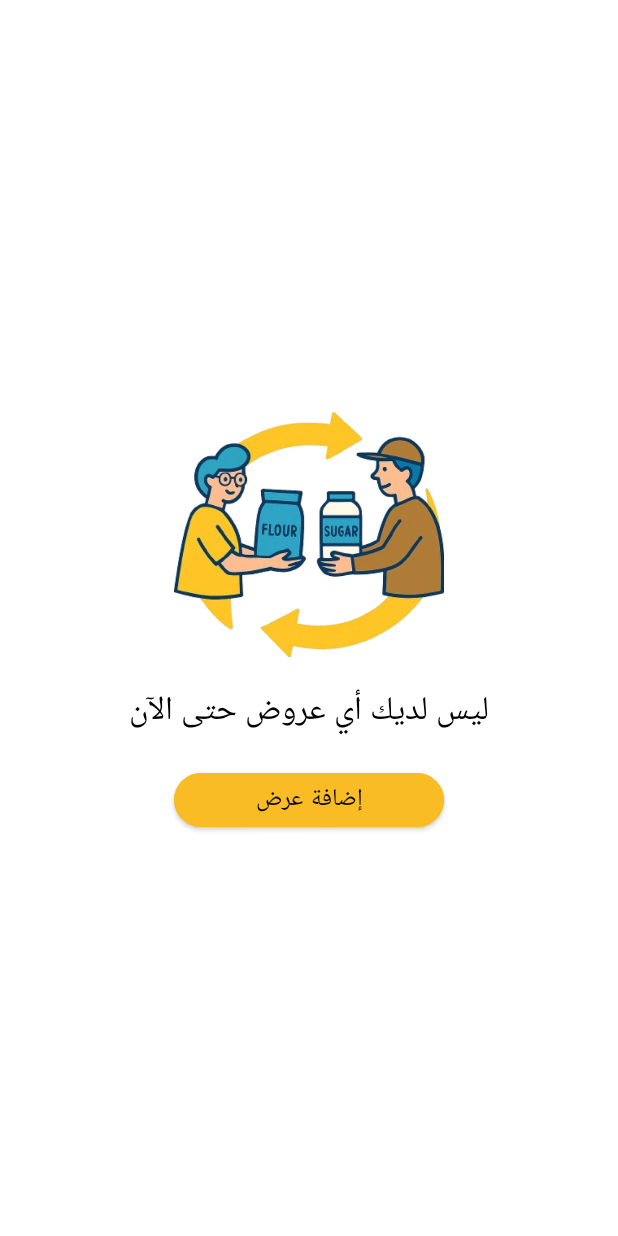
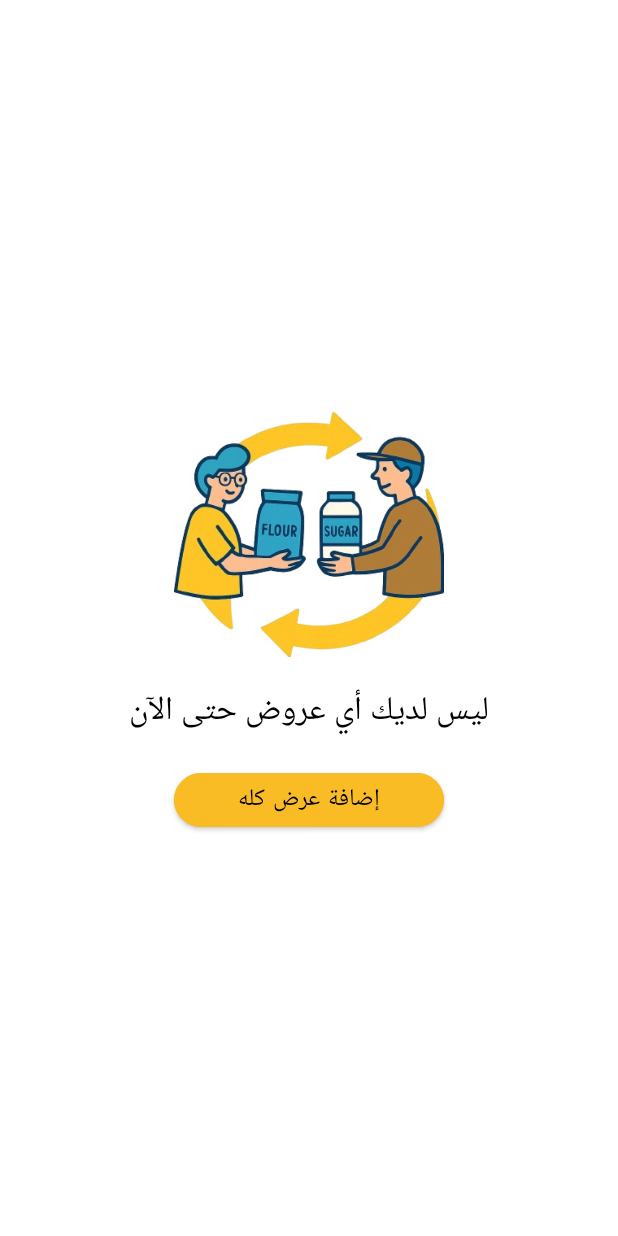
Before and after one commit to alaa3hadi/SwapIt1, an Android app built with Jetpack Compose: the fragment MyOffersFragment shown on its own in the app's theme, on a phone screen of 412 x 824 dp. Run offline under Robolectric (Android 15) with nearby library versions, the phone set to English and light mode, and no system bars; our stand-ins replace Firebase (no records; nobody signed in at launch, a user with empty details on screens opened directly), Shimmer.

Commit message:
My new edits

```diff
--- a/app/src/main/AndroidManifest.xml
+++ b/app/src/main/AndroidManifest.xml
@@ -82,7 +82,9 @@
             />
         <activity android:name=".Onboarding.SplashActivity"
             android:exported="true"
-            android:label="SwapIt">
+            android:theme="@style/Theme.SwapIt1.Splash">
+
+
             <intent-filter>
                 <action android:name="android.intent.action.MAIN" />
 
--- a/app/src/main/java/com/example/swapit1/ui/OffersRequests/MyOffersFragment.kt
+++ b/app/src/main/java/com/example/swapit1/ui/OffersRequests/MyOffersFragment.kt
@@ -1,17 +1,18 @@
 package com.example.swapit1.ui.OffersRequests
 
 import android.os.Bundle
-import androidx.fragment.app.Fragment
 import android.view.LayoutInflater
 import android.view.View
 import android.view.ViewGroup
 import android.widget.Button
 import android.widget.ListView
 import android.widget.Toast
+import androidx.fragment.app.Fragment
 import androidx.navigation.fragment.findNavController
 import com.example.swapit1.R
 import com.example.swapit1.adapter.OfferAdapter
 import com.example.swapit1.model.Offers
+import com.facebook.shimmer.ShimmerFrameLayout
 import com.google.firebase.auth.FirebaseAuth
 import com.google.firebase.firestore.FirebaseFirestore
 
@@ -19,6 +20,11 @@ class MyOffersFragment : Fragment() {
 
     private val firestore = FirebaseFirestore.getInstance()
     private val auth = FirebaseAuth.getInstance()
+
+    private lateinit var shimmerLayout: ShimmerFrameLayout
+    private lateinit var listView: ListView
+    private lateinit var emptyLayout: View
+    private lateinit var addButton: Button
 
     override fun onCreateView(
         inflater: LayoutInflater, container: ViewGroup?,
@@ -30,34 +36,44 @@ class MyOffersFragment : Fragment() {
     override fun onViewCreated(view: View, savedInstanceState: Bundle?) {
         super.onViewCreated(view, savedInstanceState)
 
-        val listView = view.findViewById<ListView>(R.id.cardListView)
-        val emptyLayout = view.findViewById<View>(R.id.emptyLayout)
-        val addButton = view.findViewById<Button>(R.id.addOfferButton)
+        shimmerLayout = view.findViewById(R.id.shimmerLayout)
+        listView = view.findViewById(R.id.cardListView)
+        emptyLayout = view.findViewById(R.id.emptyLayout)
+        addButton = view.findViewById(R.id.addOfferButton)
 
-        val currentUserId = auth.currentUser?.uid ?: "user123"
+        val currentUserId = auth.currentUser ?.uid ?: "user123"
+
+        // ابدأ الشيمر واظهره، اخفي القائمة والفراغ
+        shimmerLayout.visibility = View.VISIBLE
+        shimmerLayout.startShimmer()
+        listView.visibility = View.GONE
+        emptyLayout.visibility = View.GONE
 
         firestore.collection("offers")
             .whereEqualTo("ownerId", currentUserId)
             .addSnapshotListener { snapshots, e ->
+                // أوقف الشيمر مهما كانت النتيجة
+                shimmerLayout.stopShimmer()
+                shimmerLayout.visibility = View.GONE
+
                 if (e != null) {
                     Toast.makeText(requireContext(), "خطأ عند جلب العروض: ${e.message}", Toast.LENGTH_SHORT).show()
+                    // عرض الفراغ مع زر الإضافة
+                    listView.visibility = View.GONE
+                    emptyLayout.visibility = View.VISIBLE
                     return@addSnapshotListener
                 }
 
                 if (snapshots != null && !snapshots.isEmpty) {
-
                     val offers = snapshots.documents.mapNotNull { doc ->
                         val offer = doc.toObject(Offers::class.java)
-                        offer?.offerId  = doc.id // حفظ الـ documentId
+                        offer?.offerId = doc.id // حفظ الـ documentId
                         offer
                     }
-
-                    Toast.makeText(requireContext(), "عدد العروض: ${offers.size}", Toast.LENGTH_SHORT).show()
 
                     listView.visibility = View.VISIBLE
                     emptyLayout.visibility = View.GONE
 
-                    // نرسل مباشرة قائمة Offers للـ Adapter
                     val adapter = OfferAdapter(requireContext(), offers)
                     listView.adapter = adapter
 
@@ -72,25 +88,3 @@ class MyOffersFragment : Fragment() {
         }
     }
 }
-
-
-
-
-//        val emptyLayout = view.findViewById<View>(R.id.emptyLayout)
-//        val addButton = view.findViewById<Button>(R.id.addOfferButton)
-//        val items = listOf<offerItem>() // ← أو أي مصدر بيانات عندك
-//
-//        if (items.isEmpty()) {
-//            listView.visibility = View.GONE
-//            emptyLayout.visibility = View.VISIBLE
-//        } else {
-//            listView.visibility = View.VISIBLE
-//            emptyLayout.visibility = View.GONE
-//            val adapter = OfferAdapter(requireContext(), items)
-//            listView.adapter = adapter
-//        }
-//
-//        addButton.setOnClickListener {
-//            // الانتقال إلى شاشة إضافة عرض
-//            // startActivity(Intent(context, AddOfferActivity::class.java))
-//        }
--- a/app/src/main/res/layout/fragment_my_offers.xml
+++ b/app/src/main/res/layout/fragment_my_offers.xml
@@ -1,9 +1,42 @@
-<?xml version="1.0" encoding="utf-8"?>
 <RelativeLayout xmlns:android="http://schemas.android.com/apk/res/android"
+    xmlns:app="http://schemas.android.com/apk/res-auto"
     android:layout_width="match_parent"
     android:layout_height="match_parent"
-    xmlns:app="http://schemas.android.com/apk/res-auto"
     android:background="#FFFFFF">
+
+    <!-- شيمر تحميل -->
+    <com.facebook.shimmer.ShimmerFrameLayout
+        android:id="@+id/shimmerLayout"
+        android:layout_width="match_parent"
+        android:layout_height="match_parent"
+        app:shimmer_auto_start="true"
+        android:visibility="visible">
+
+        <!-- يمكنك تصميم شكل الشيمر هنا، مثلاً مستطيلات تحاكي عناصر القائمة -->
+        <LinearLayout
+            android:layout_width="match_parent"
+            android:layout_height="wrap_content"
+            android:orientation="vertical"
+            android:padding="16dp">
+
+            <View
+                android:layout_width="match_parent"
+                android:layout_height="80dp"
+                android:layout_marginBottom="16dp"
+                android:background="@drawable/skeleton_bg" />
+
+            <View
+                android:layout_width="match_parent"
+                android:layout_height="80dp"
+                android:layout_marginBottom="16dp"
+                android:background="@drawable/skeleton_bg" />
+
+            <View
+                android:layout_width="match_parent"
+                android:layout_height="80dp"
+                android:background="@drawable/skeleton_bg" />
+        </LinearLayout>
+    </com.facebook.shimmer.ShimmerFrameLayout>
 
     <ListView
         android:id="@+id/cardListView"
@@ -16,7 +49,7 @@
         android:paddingEnd="16dp"
         android:divider="@android:color/transparent"
         android:dividerHeight="16dp"
-         />
+        android:visibility="gone" />
 
     <LinearLayout
         android:id="@+id/emptyLayout"
@@ -27,16 +60,13 @@
         android:visibility="gone"
         android:padding="16dp">
 
-        <!-- ✅ الصورة -->
         <ImageView
             android:id="@+id/emptyImage"
             android:layout_width="180dp"
             android:layout_height="180dp"
             android:src="@drawable/swapit2"
+            android:contentDescription="صورة توضيحية" />
 
-        android:contentDescription="صورة توضيحية" />
-
-        <!-- ✅ النص -->
         <TextView
             android:id="@+id/emptyMessage"
             android:layout_width="wrap_content"
@@ -47,17 +77,15 @@
             android:layout_marginTop="10dp"
             android:layout_marginBottom="16dp" />
 
-        <!-- ✅ الزر -->
         <Button
             android:id="@+id/addOfferButton"
             android:layout_width="180dp"
             android:layout_height="wrap_content"
-            android:text="إضافة عرض"
+            android:text="إضافة عرض كله"
             android:textSize="16sp"
             android:backgroundTint="@color/YellowDark"
             app:cornerRadius="20dp"
             android:textColor="@android:color/black"/>
     </LinearLayout>
 
-
 </RelativeLayout>
--- a/app/src/main/res/values/styles.xml
+++ b/app/src/main/res/values/styles.xml
@@ -20,6 +20,10 @@
         <item name="cornerFamily">rounded</item>
         <item name="cornerSize">16dp</item>
     </style>
-
+    <style name="Theme.SwapIt1.Splash" parent="Theme.MaterialComponents.DayNight.NoActionBar">
+        <item name="android:windowBackground">@drawable/logo</item>
+        <item name="android:windowNoTitle">true</item>
+        <item name="android:windowFullscreen">true</item>
+    </style>
 
 </resources>
```
Also changed, not shown: app/src/main/java/com/example/swapit1/MainActivity.kt (+54 -55 lines), app/src/main/java/com/example/swapit1/Registration/Login.kt (+37 -2 lines), app/src/main/java/com/example/swapit1/Registration/signup.kt (+81 -17 lines), app/src/main/java/com/example/swapit1/ui/OffersRequests/MyRequestsFragment.kt (+28 -54 lines), app/src/main/java/com/example/swapit1/ui/home/HomeFragment.kt (+7 -4 lines), app/src/main/res/layout/fragment_my_requests.xml (+35 -8 lines).
